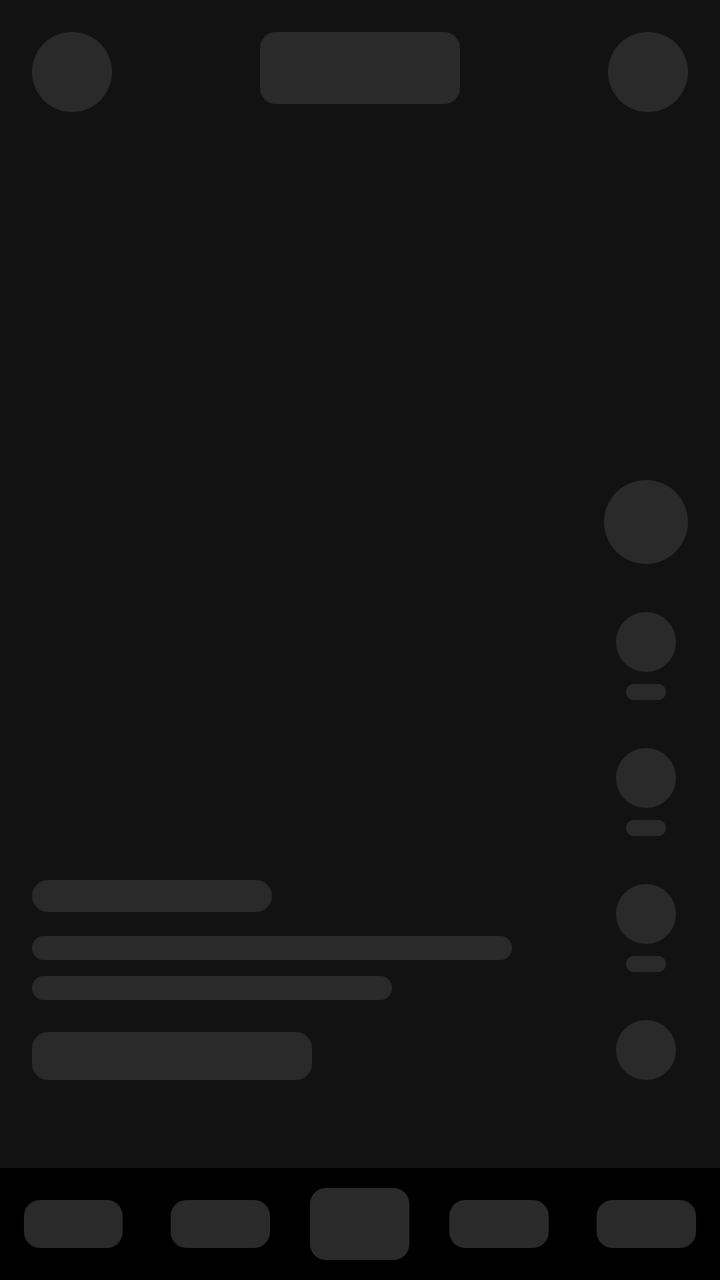
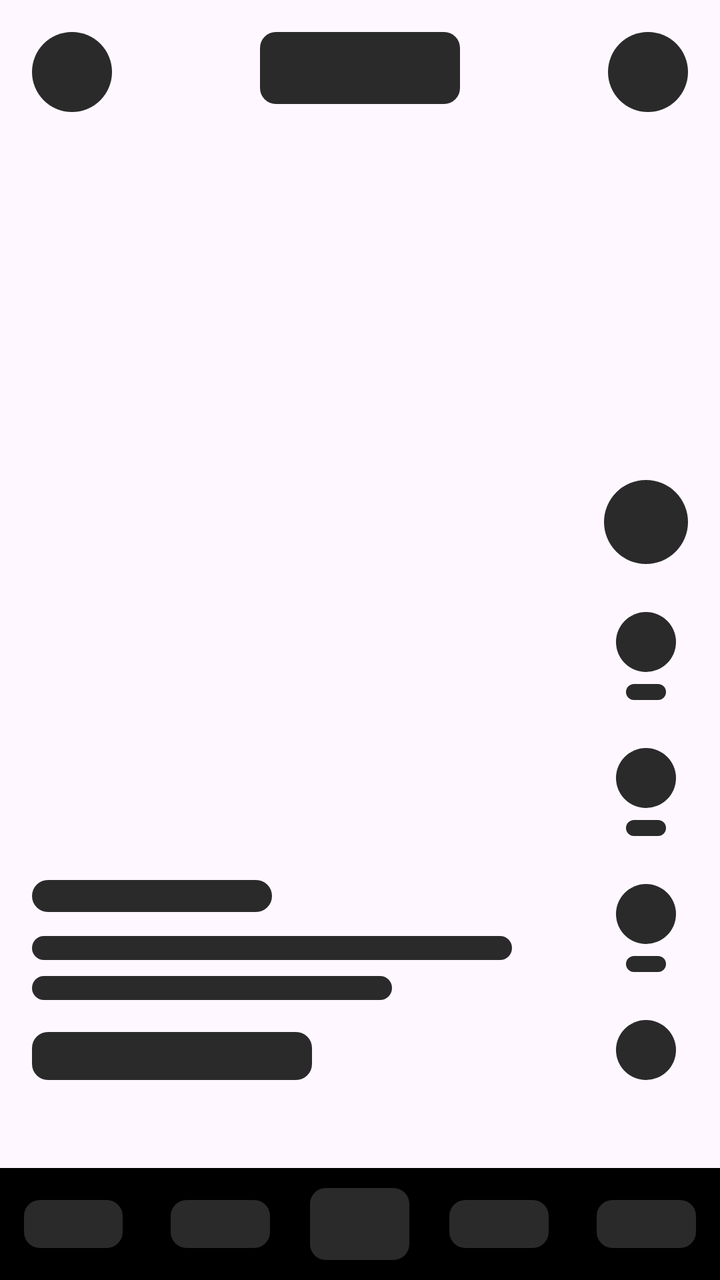

Two renders of the same Android screen: before a commit and after it. Below are the layout's source before the change and the commit's diff.
<!-- AndroidManifest.xml: application theme Theme.CourseV -->
<!-- res/layout/layout_video_home_skeleton.xml -->
<?xml version="1.0" encoding="utf-8"?>
<androidx.constraintlayout.widget.ConstraintLayout xmlns:android="http://schemas.android.com/apk/res/android"
    xmlns:app="http://schemas.android.com/apk/res-auto"
    android:layout_width="match_parent"
    android:layout_height="match_parent"
    android:background="#121212">

    
    <LinearLayout
        android:layout_width="match_parent"
        android:layout_height="wrap_content"
        android:orientation="horizontal"
        android:padding="16dp"
        app:layout_constraintTop_toTopOf="parent">
        
        <View
            android:layout_width="40dp"
            android:layout_height="40dp"
            android:background="@drawable/bg_skeleton_circle" />
            
        <View android:layout_width="0dp" android:layout_height="1dp" android:layout_weight="1" />
        
        <View
            android:layout_width="100dp"
            android:layout_height="36dp"
            android:background="@drawable/bg_skeleton_shape" />
            
        <View android:layout_width="0dp" android:layout_height="1dp" android:layout_weight="1" />
        
        <View
            android:layout_width="40dp"
            android:layout_height="40dp"
            android:background="@drawable/bg_skeleton_circle" />
    </LinearLayout>

    
    <LinearLayout
        android:id="@+id/rightActionsSkeleton"
        android:layout_width="wrap_content"
        android:layout_height="wrap_content"
        android:orientation="vertical"
        android:gravity="center_horizontal"
        android:layout_marginEnd="16dp"
        android:layout_marginBottom="100dp"
        app:layout_constraintBottom_toBottomOf="parent"
        app:layout_constraintEnd_toEndOf="parent">

        <View
            android:layout_width="42dp"
            android:layout_height="42dp"
            android:layout_marginBottom="24dp"
            android:background="@drawable/bg_skeleton_circle" />

        <View
            android:layout_width="30dp"
            android:layout_height="30dp"
            android:layout_marginBottom="6dp"
            android:background="@drawable/bg_skeleton_circle" />
        <View
            android:layout_width="20dp"
            android:layout_height="8dp"
            android:layout_marginBottom="24dp"
            android:background="@drawable/bg_skeleton_shape" />

        <View
            android:layout_width="30dp"
            android:layout_height="30dp"
            android:layout_marginBottom="6dp"
            android:background="@drawable/bg_skeleton_circle" />
        <View
            android:layout_width="20dp"
            android:layout_height="8dp"
            android:layout_marginBottom="24dp"
            android:background="@drawable/bg_skeleton_shape" />

        <View
            android:layout_width="30dp"
            android:layout_height="30dp"
            android:layout_marginBottom="6dp"
            android:background="@drawable/bg_skeleton_circle" />
        <View
            android:layout_width="20dp"
            android:layout_height="8dp"
            android:layout_marginBottom="24dp"
            android:background="@drawable/bg_skeleton_shape" />
            
        <View
            android:layout_width="30dp"
            android:layout_height="30dp"
            android:background="@drawable/bg_skeleton_circle" />
    </LinearLayout>

    
    <LinearLayout
        android:layout_width="wrap_content"
        android:layout_height="wrap_content"
        android:orientation="vertical"
        android:layout_marginStart="16dp"
        android:layout_marginBottom="100dp"
        app:layout_constraintBottom_toBottomOf="parent"
        app:layout_constraintStart_toStartOf="parent">

        <View
            android:layout_width="120dp"
            android:layout_height="16dp"
            android:layout_marginBottom="12dp"
            android:background="@drawable/bg_skeleton_shape" />

        <View
            android:layout_width="240dp"
            android:layout_height="12dp"
            android:layout_marginBottom="8dp"
            android:background="@drawable/bg_skeleton_shape" />
            
        <View
            android:layout_width="180dp"
            android:layout_height="12dp"
            android:layout_marginBottom="16dp"
            android:background="@drawable/bg_skeleton_shape" />
            
        <View
            android:layout_width="140dp"
            android:layout_height="24dp"
            android:background="@drawable/bg_skeleton_shape" />
    </LinearLayout>

    
    <LinearLayout
        android:layout_width="match_parent"
        android:layout_height="56dp"
        android:background="#000000"
        android:gravity="center_vertical"
        android:orientation="horizontal"
        app:layout_constraintBottom_toBottomOf="parent">
        
        <View android:layout_width="0dp" android:layout_height="24dp" android:layout_weight="1" android:layout_margin="12dp" android:background="@drawable/bg_skeleton_shape" />
        <View android:layout_width="0dp" android:layout_height="24dp" android:layout_weight="1" android:layout_margin="12dp" android:background="@drawable/bg_skeleton_shape" />
        <View android:layout_width="0dp" android:layout_height="36dp" android:layout_weight="1" android:layout_margin="8dp" android:background="@drawable/bg_skeleton_shape" />
        <View android:layout_width="0dp" android:layout_height="24dp" android:layout_weight="1" android:layout_margin="12dp" android:background="@drawable/bg_skeleton_shape" />
        <View android:layout_width="0dp" android:layout_height="24dp" android:layout_weight="1" android:layout_margin="12dp" android:background="@drawable/bg_skeleton_shape" />
        
    </LinearLayout>

</androidx.constraintlayout.widget.ConstraintLayout>
<!-- resources referenced by this layout -->
<resources>
  <!-- drawable bg_skeleton_circle (drawable) -->
  <?xml version="1.0" encoding="utf-8"?>
  <shape xmlns:android="http://schemas.android.com/apk/res/android" android:shape="oval">
      <solid android:color="#2A2A2A" />
  </shape>
  <!-- drawable bg_skeleton_shape (drawable) -->
  <?xml version="1.0" encoding="utf-8"?>
  <shape xmlns:android="http://schemas.android.com/apk/res/android">
      <solid android:color="#2A2A2A" />
      <corners android:radius="8dp" />
  </shape>
  <style name="Theme.CourseV" parent="Base.Theme.CourseV" />
  <style name="Base.Theme.CourseV" parent="Theme.Material3.DayNight.NoActionBar">
          
          
          
          
          <item name="appBarLayoutStyle">@style/Widget.App.AppBarLayout</item>
          <item name="collapsingToolbarLayoutStyle">@style/Widget.App.CollapsingToolbar</item>
      </style>
  <style name="Widget.App.AppBarLayout" parent="Widget.Material3.AppBarLayout">
          <item name="android:background">#000000</item>
          <item name="liftOnScroll">false</item>
          <item name="elevation">0dp</item>
      </style>
  <style name="Widget.App.CollapsingToolbar" parent="Widget.Material3.CollapsingToolbar">
          <item name="android:background">#000000</item>
          <item name="contentScrim">#000000</item>
          <item name="statusBarScrim">#000000</item>
      </style>
</resources>

<!-- the commit's change to res/layout/layout_video_home_skeleton.xml (unified diff, before → after) -->
@@ -2,8 +2,7 @@
 <androidx.constraintlayout.widget.ConstraintLayout xmlns:android="http://schemas.android.com/apk/res/android"
     xmlns:app="http://schemas.android.com/apk/res-auto"
     android:layout_width="match_parent"
-    android:layout_height="match_parent"
-    android:background="#121212">
+    android:layout_height="match_parent">
 
     
     <LinearLayout
